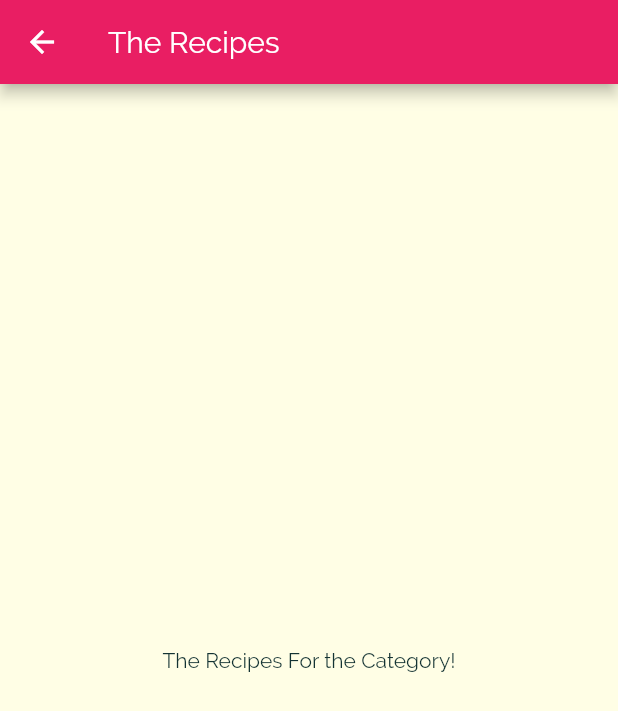
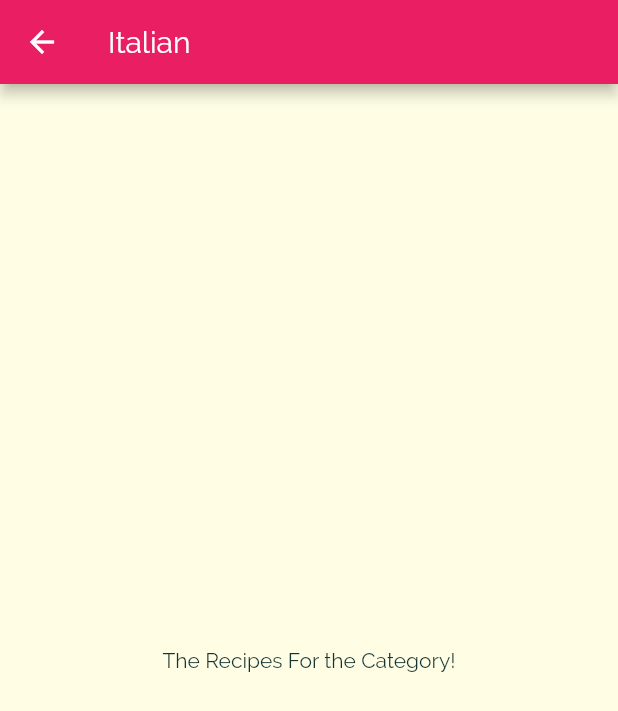
Before and after one commit to AqeelAaqi/daily_meal, a Flutter app: the screen it shows after launch, after a tap on "Italian", on a phone screen of 412 x 824 dp. Shown: the top 711 px of the screen. Run offline on Flutter 3.47's test engine with Material 2 defaults, Android fonts, the phone set to English and light mode, and no system bars.

Commit message:
added details screen and routs methods

```diff
--- a/lib/categories_screen.dart
+++ b/lib/categories_screen.dart
@@ -18,7 +18,7 @@ class CategoriesScreen extends StatelessWidget {
           mainAxisSpacing: 20,
         ),
         children: DUMMY_CATEGORIES
-            .map((catData) => CategoryItem(catData.title, catData.color))
+            .map((catData) => CategoryItem(catData.id, catData.title, catData.color))
             .toList(),
       ),
     );
--- a/lib/category_item.dart
+++ b/lib/category_item.dart
@@ -2,19 +2,28 @@ import 'package:daily_meal/category_meals_screen.dart';
 import 'package:flutter/material.dart';
 
 class CategoryItem extends StatelessWidget {
+  final String id;
   final String title;
   final Color color;
 
-  CategoryItem(this.title, this.color);
+  CategoryItem(this.id, this.title, this.color);
 
   void selectCategory(BuildContext ctx) {
-    Navigator.of(ctx).push(
-      MaterialPageRoute(
-        builder: (_) {
-          return CategoryMealsScreen();
-        },
-      ),
+    Navigator.of(ctx).pushNamed(
+      CategoryMealsScreen.routName,
+      // '/category-meals',
+      arguments: {
+        'id': id,
+        'title': title,
+      },
     );
+    // Navigator.of(ctx).push(
+    //   MaterialPageRoute(
+    //     builder: (_) {
+    //       return CategoryMealsScreen(id, title);
+    //     },
+    //   ),
+    // );
   }
 
   @override
--- a/lib/category_meals_screen.dart
+++ b/lib/category_meals_screen.dart
@@ -1,11 +1,23 @@
 import 'package:flutter/material.dart';
 
 class CategoryMealsScreen extends StatelessWidget {
+  static const routName = '/category-meals';
+  // final String CategoryId ;
+  // final String CategoryTitle ;
+  //
+  // CategoryMealsScreen(this.CategoryId, this.CategoryTitle);
+
   @override
   Widget build(BuildContext context) {
+    final routArgs =
+        ModalRoute.of(context)?.settings.arguments as Map<String, String>;
+    final String? categoryId = routArgs['id'];
+    final String? categoryTitle = routArgs['title'];
     // TODO: implement build
-    return  Scaffold(
-        appBar: AppBar (title: const Text("The Recipes"),),
+    return Scaffold(
+        appBar: AppBar(
+          title: Text(categoryTitle!),
+        ),
         body: const Center(
           child: Text('The Recipes For the Category!'),
         ));
--- a/lib/main.dart
+++ b/lib/main.dart
@@ -1,5 +1,6 @@
 import 'package:daily_meal/categories_screen.dart';
 import 'package:flutter/material.dart';
+import 'category_meals_screen.dart';
 
 void main() {
   runApp(const MyApp());
@@ -34,7 +35,12 @@ class MyApp extends StatelessWidget {
               ),
             ),
       ),
-      home: CategoriesScreen(),
+      // home: CategoriesScreen(),
+      routes: {
+        '/':(ctx) => CategoriesScreen(),
+        CategoryMealsScreen.routName: (ctx) => CategoryMealsScreen(),
+        // '/category-meals': (ctx) => CategoryMealsScreen(),
+      },
     );
   }
 }
@@ -56,9 +62,7 @@ class _MyHomePageState extends State<MyHomePage> {
         title: Text(widget.title),
       ),
       body: Center(
-
         child: Column(
-
           mainAxisAlignment: MainAxisAlignment.center,
           children: <Widget>[
             const Text(
@@ -67,7 +71,6 @@ class _MyHomePageState extends State<MyHomePage> {
           ],
         ),
       ),
-
     );
   }
 }
```
Lines whose indentation alone changed are shown as unchanged.
